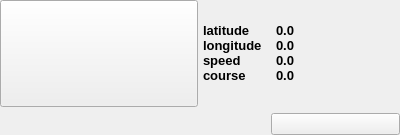
Old version of the form src/gui/ui/status.ui in the repository hytechimaging/sammo-boat.
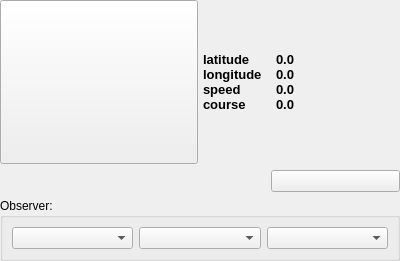
New version of the form.

Commit message: refac: observer management + nObserver as evaluated field

What changed in the file:
```diff
--- a/src/gui/ui/status.ui
+++ b/src/gui/ui/status.ui
@@ -7,7 +7,7 @@
     <x>0</x>
     <y>0</y>
     <width>400</width>
-    <height>135</height>
+    <height>261</height>
    </rect>
   </property>
   <property name="windowTitle">
@@ -292,6 +292,61 @@
        </item>
       </layout>
      </item>
+     <item>
+      <widget class="QGroupBox" name="groupBox">
+       <property name="title">
+        <string>Observer:</string>
+       </property>
+       <layout class="QVBoxLayout" name="verticalLayout_4">
+        <item>
+         <layout class="QHBoxLayout" name="horizontalLayout_2">
+          <item>
+           <widget class="QComboBox" name="leftComboBox">
+            <property name="toolTip">
+             <string>Left observer</string>
+            </property>
+            <property name="editable">
+             <bool>false</bool>
+            </property>
+            <property name="currentIndex">
+             <number>-1</number>
+            </property>
+            <property name="placeholderText">
+             <string>Left</string>
+            </property>
+           </widget>
+          </item>
+          <item>
+           <widget class="QComboBox" name="centerComboBox">
+            <property name="toolTip">
+             <string>Center observer</string>
+            </property>
+            <property name="placeholderText">
+             <string>Center</string>
+            </property>
+           </widget>
+          </item>
+          <item>
+           <widget class="QComboBox" name="rightComboBox">
+            <property name="toolTip">
+             <string>Right observer</string>
+            </property>
+            <property name="autoFillBackground">
+             <bool>false</bool>
+            </property>
+            <property name="currentText">
+             <string/>
+            </property>
+            <property name="placeholderText">
+             <string>Right</string>
+            </property>
+           </widget>
+          </item>
+         </layout>
+        </item>
+       </layout>
+      </widget>
+     </item>
     </layout>
    </item>
   </layout>
```
The commit also changes 7 other files.
